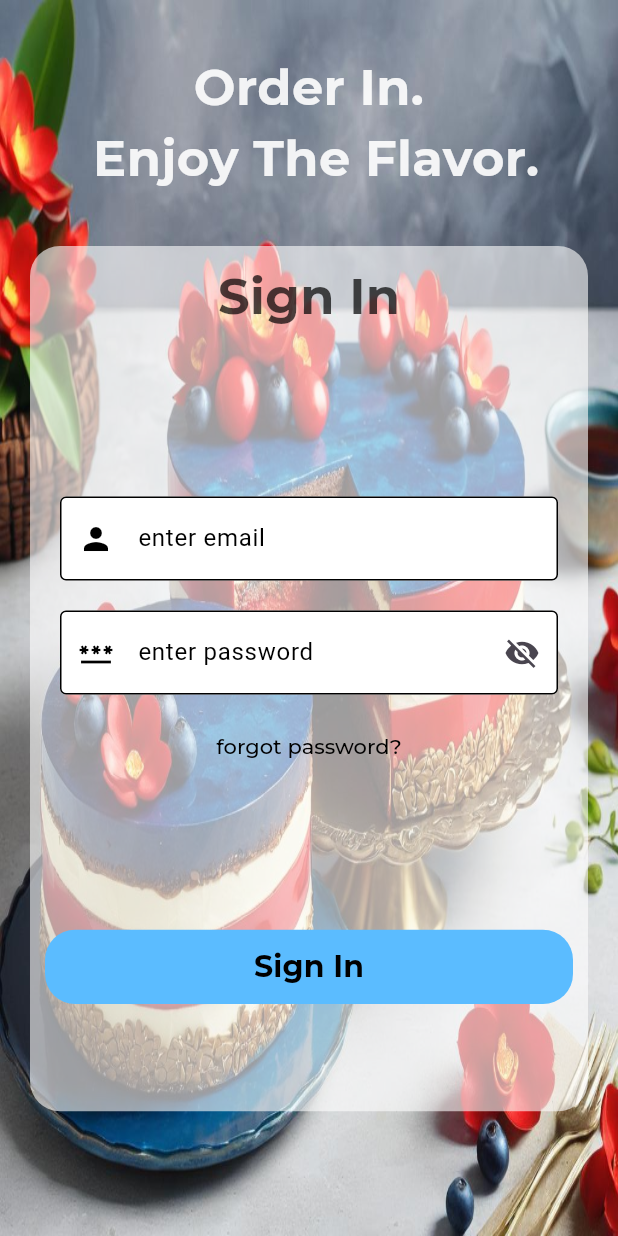
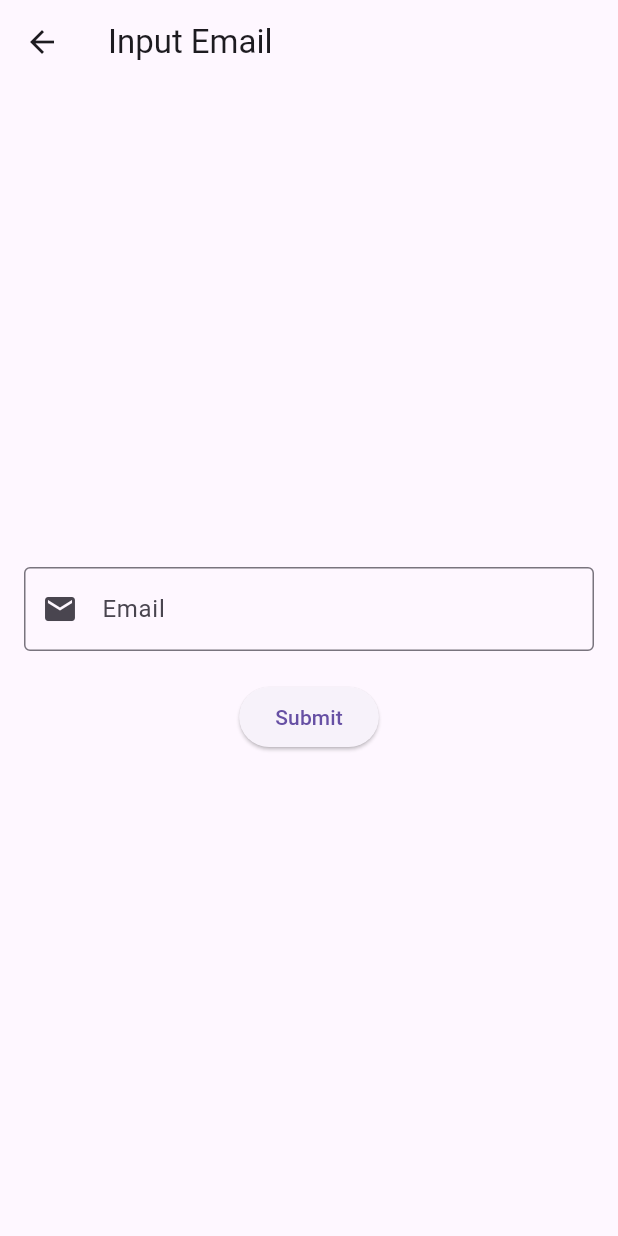
Before and after one commit to TrisnaUtama/mobile-atma-kitchen, a Flutter app: the screen it shows after launch, after a tap on "forgot password?", on a phone screen of 412 x 824 dp. Run offline on Flutter 3.47's test engine with Material 3 defaults, Android fonts, the phone set to English and light mode, and no system bars; our stand-ins replace dio, email_validator, shared_preferences.

Commit message:
adding forgot password

```diff
--- a/lib/views/login.view.dart
+++ b/lib/views/login.view.dart
@@ -1,5 +1,6 @@
 import 'package:flutter/material.dart';
 import 'package:mobile_atma_kitchen/controllers/auth.controller.dart';
+import 'package:mobile_atma_kitchen/views/ubahPassword/email_verification_view.dart';
 
 class Login extends StatefulWidget {
   const Login({Key? key}) : super(key: key);
@@ -154,7 +155,12 @@ class _LoginState extends State<Login> {
                             style: TextButton.styleFrom(
                               textStyle: const TextStyle(fontSize: 14.0),
                             ),
-                            onPressed: () {},
+                            onPressed: () {
+                              Navigator.push(context,
+                                MaterialPageRoute(builder: (context) =>
+                                  EmailVerificationView(),
+                              ));
+                            },
                             child: const Text(
                               'forgot password?',
                               style: TextStyle(
--- /dev/null
+++ b/lib/views/ubahPassword/email_verification_view.dart
@@ -0,0 +1,78 @@
+
+
+import 'package:flutter/material.dart';
+import 'package:email_validator/email_validator.dart';
+import 'package:mobile_atma_kitchen/controllers/forgot_password.dart';
+import 'package:mobile_atma_kitchen/views/ubahPassword/change_password_view.dart';
+class EmailVerificationView extends StatefulWidget {
+  const EmailVerificationView({super.key});
+
+  @override
+  State<EmailVerificationView> createState() => _EmailVerificationViewState();
+}
+
+class _EmailVerificationViewState extends State<EmailVerificationView> {
+  TextEditingController emailController = TextEditingController();
+  bool isSubmit = false;
+  final GlobalKey<FormState> _formKey = GlobalKey();
+
+  @override
+  Widget build(BuildContext context) {
+
+    return Scaffold(
+      appBar: AppBar(
+        title: Text('Input Email'),
+      ),
+      body: Padding(
+        padding: const EdgeInsets.all(16.0),
+        child: Form(
+          key: _formKey,
+          child: Column(
+            mainAxisAlignment: MainAxisAlignment.center,
+            children: [
+              TextFormField(
+                validator: (value){
+                  if(value== null || value.isEmpty){
+                    return "Email tidak boleh kosong!";
+                  }else if(!EmailValidator.validate(value)){
+                    return "Email tidak valid";
+                  }
+                  return null;
+                },
+                controller: emailController,
+                decoration: InputDecoration(
+                  labelText: 'Email',
+                  hintText: 'Enter your email',
+                  prefixIcon: Icon(Icons.email),
+                  border: OutlineInputBorder(),
+                ),
+              ),
+              SizedBox(height: 20),
+              ElevatedButton(
+                onPressed: () async {
+                      print("KONTOL");
+
+                    if(_formKey.currentState!.validate()){
+                      setState(() {
+                        isSubmit = true;
+                      });
+                      final res = await forgotPasswordController().sendRequest(emailController.text);
+                      if(res.statusCode == 200){
+                        Navigator.push(context,
+                        MaterialPageRoute(builder: ((context) => ChangePassword(token: res.data['token'].toString(),))
+                        ),);
+                      }
+                      print("KONTOL");
+                      print(res.statusCode);
+                      print(res.data['token'].toString());
+                    }
+                },
+                child: Text('Submit'),
+              ),
+            ],
+          ),
+        ),
+      ),
+    );
+  }
+}
--- a/pubspec.yaml
+++ b/pubspec.yaml
@@ -41,6 +41,8 @@ dependencies:
 dev_dependencies:
   flutter_test:
     sdk: flutter
+  email_validator: ^2.0.1
+  dio: ^5.4.2+1
 
   # The "flutter_lints" package below contains a set of recommended lints to
   # encourage good coding practices. The lint set provided by the package is
```
Also changed, not shown: lib/controllers/forgot_password.dart (added, +51 -0 lines), lib/views/ubahPassword/change_password_view.dart (added, +99 -0 lines), pubspec.lock, 11 other files.
